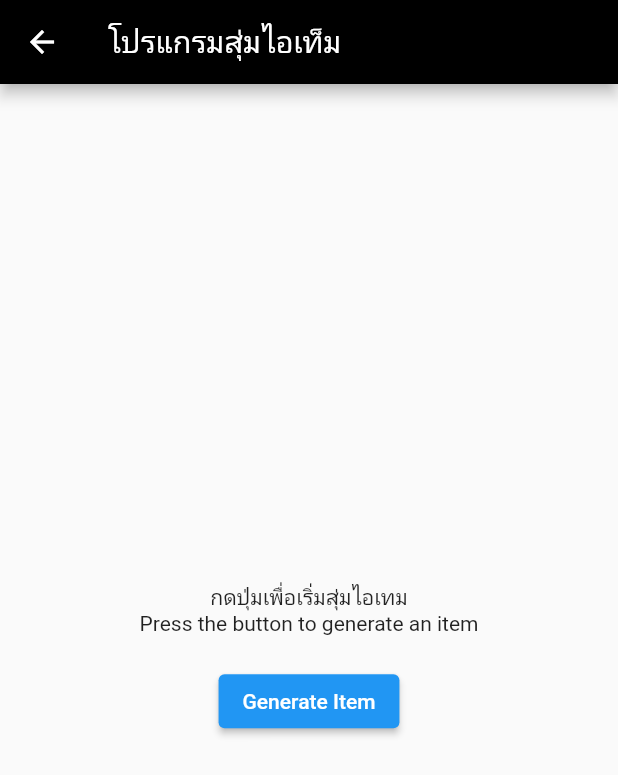
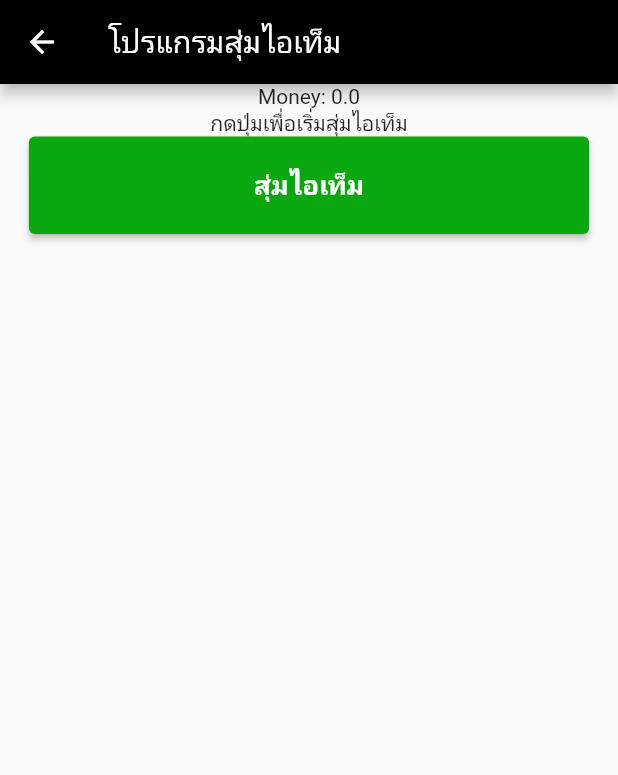
Before and after one commit to darkfat123/Bloc_RandomItem_Application, a Flutter app: the MyHomePage screen opened directly, on a phone screen of 412 x 824 dp. Shown: the top 775 px of the screen. Run offline on Flutter 3.47's test engine with Material 2 defaults, Android fonts, the phone set to English and light mode, and no system bars; our stand-ins replace bloc, equatable, flutter_bloc.

Commit message:
back-end suscessful

```diff
--- a/lib/bloc/deposit/add_money_bloc.dart
+++ b/lib/bloc/bloc/add_money_bloc.dart
@@ -1,8 +1,8 @@
 import 'dart:async';
 
 import 'package:bloc/bloc.dart';
-import 'package:gashapon_application/bloc/deposit/add_money_event.dart';
-import 'package:gashapon_application/bloc/deposit/add_money_state.dart';
+import 'package:gashapon_application/bloc/bloc/add_money_event.dart';
+import 'package:gashapon_application/bloc/bloc/add_money_state.dart';
 import 'package:meta/meta.dart';
 import 'package:equatable/equatable.dart';
 
--- a/lib/bloc/tier_item/tier_item_event.dart
+++ b/lib/bloc/tier_item/tier_item_event.dart
@@ -8,7 +8,7 @@ abstract class TierItemEvent extends Equatable {
 }
 
 class GenerateRandomNumber extends TierItemEvent {
-  final double cost;
+  final int cost;
 
   GenerateRandomNumber({required this.cost});
 }
--- a/lib/bloc/tier_item/tier_item_state.dart
+++ b/lib/bloc/tier_item/tier_item_state.dart
@@ -34,10 +34,16 @@ class CTierItem extends TierItemState {
   List<Object> get props => [];
 }
 
+class NoMoney extends TierItemState {
+  @override
+  List<Object> get props => [];
+}
+
 class MoneyUpdate extends TierItemState {
   final double money;
 
-  MoneyUpdate({required this.money});
+
+  const MoneyUpdate({required this.money});
 
   @override
   List<Object> get props => [money];
--- a/lib/main.dart
+++ b/lib/main.dart
@@ -1,6 +1,6 @@
 import 'package:flutter/material.dart';
 import 'package:flutter_bloc/flutter_bloc.dart';
-import 'package:gashapon_application/bloc/deposit/add_money_bloc.dart';
+import 'package:gashapon_application/bloc/bloc/add_money_bloc.dart';
 import 'package:gashapon_application/bloc/tier_item/tier_item_bloc.dart';
 import 'package:gashapon_application/pages/addMoney.dart';
 import 'package:gashapon_application/pages/randomItem.dart';
--- a/lib/pages/randomItem.dart
+++ b/lib/pages/randomItem.dart
@@ -1,7 +1,5 @@
 import 'package:flutter/material.dart';
 import 'package:flutter_bloc/flutter_bloc.dart';
-import 'package:gashapon_application/bloc/deposit/add_money_bloc.dart';
-import 'package:gashapon_application/bloc/deposit/add_money_state.dart';
 import 'package:gashapon_application/bloc/tier_item/tier_item_bloc.dart';
 import 'package:gashapon_application/widgets/display_item.dart';
 import 'package:gashapon_application/widgets/generate_button.dart';
@@ -16,7 +14,6 @@ class MyHomePage extends StatelessWidget {
       ),
       body: Center(
         child: Column(
-          mainAxisAlignment: MainAxisAlignment.center,
           children: [
             BlocBuilder<TierItemBloc, TierItemState>(
               builder: (context, state) {
@@ -30,13 +27,12 @@ class MyHomePage extends StatelessWidget {
                 } else {
                   return Text("กดปุ่มเพื่อเริ่มสุ่มไอเทม");
                 }
-
               },
             ),
             BlocBuilder<TierItemBloc, TierItemState>(
               builder: (context, state) {
-                if (state is TierItemInitial) {
-                  return const Text('Press the button to generate an item');
+                if (state is MoneyUpdate) {
+                  return Text("กดปุ่มเพื่อเริ่มสุ่มไอเท็ม");
                 } else if (state is SPlusTierItem) {
                   return DisplayItem("S+ Tier Item");
                 } else if (state is STierItem) {
@@ -45,12 +41,14 @@ class MyHomePage extends StatelessWidget {
                   return DisplayItem("A Tier Item");
                 } else if (state is BTierItem) {
                   return DisplayItem("B Tier Item");
+                } else if (state is CTierItem) {
+                  return DisplayItem("C Tier Item");
                 } else {
-                  return DisplayItem("C Tier Item");
+                  print(state);
+                  return Text("เงินของคุณไม่เพียงพอ");
                 }
               },
             ),
-            const SizedBox(height: 20),
             GenerateButton(context),
           ],
         ),
--- a/lib/widgets/generate_button.dart
+++ b/lib/widgets/generate_button.dart
@@ -13,11 +13,12 @@ class GenerateButton extends StatelessWidget {
   @override
   Widget build(BuildContext context) {
     return ElevatedButton(
+      style: ButtonStyle(padding: MaterialStatePropertyAll(EdgeInsets.symmetric(horizontal:150,vertical: 20)),backgroundColor: MaterialStatePropertyAll(Color.fromARGB(255, 10, 168, 15))),
       onPressed: () {
         // Dispatch an event to generate a new item and deduct money
         BlocProvider.of<TierItemBloc>(context).add(GenerateRandomNumber(cost: 20));
       },
-      child: Text('Generate Item'),
+      child: Text('สุ่มไอเท็ม',style: TextStyle(fontSize: 18,fontWeight: FontWeight.bold,),),
     );
   }
 }
```
Also changed, not shown: lib/bloc/tier_item/tier_item_bloc.dart (+29 -20 lines), lib/pages/addMoney.dart (+5 -3 lines), lib/bloc/bloc/add_money_event.dart (renamed from lib/bloc/deposit/add_money_event.dart), lib/bloc/bloc/add_money_state.dart (renamed from lib/bloc/deposit/add_money_state.dart).
